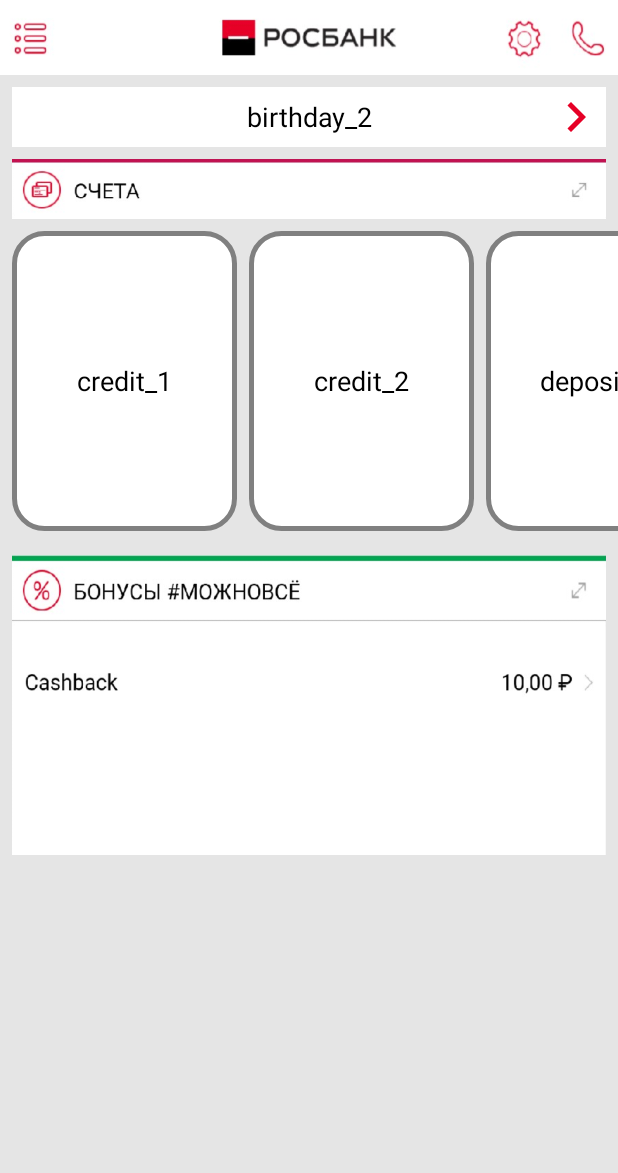
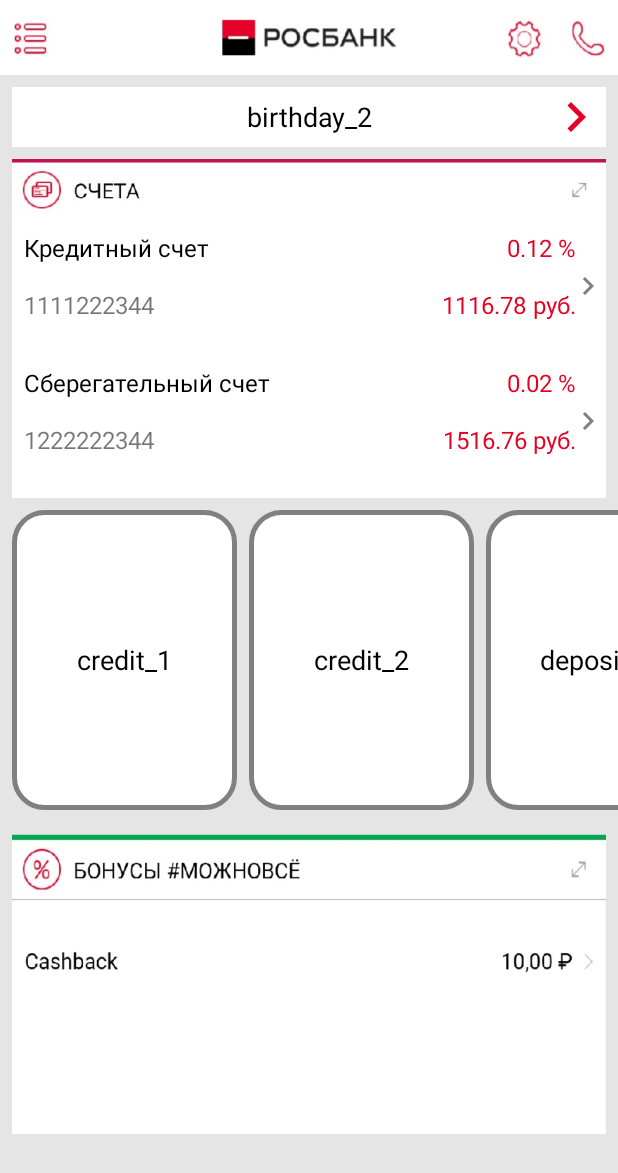
Before and after one commit to IgorBeschastnov/techmadness-2019, an Android app: the MainActivity screen opened directly, with no data from a screen before it, on a phone screen of 412 x 824 dp. Shown: the top 1173 px of the screen. Run offline under Robolectric (Android 15) with nearby library versions, the phone set to English and light mode, and no system bars; our stand-ins replace ButterKnife.

Commit message:
feat: show accounts

```diff
--- a/mobile/app/src/main/java/com/avaskov/techmadness/domain/models/Account.java
+++ b/mobile/app/src/main/java/com/avaskov/techmadness/domain/models/Account.java
@@ -1,12 +1,14 @@
 package com.avaskov.techmadness.domain.models;
 
 public class Account {
+    private int id;
     private String name;
     private float balance;
     private double interest;
     private AccountType type;
 
-    public Account(String name, float balance, double interest, AccountType type) {
+    public Account(int id, String name, float balance, double interest, AccountType type) {
+        this.id = id;
         this.name = name;
         this.balance = balance;
         this.interest = interest;
@@ -28,4 +30,8 @@ public class Account {
     public AccountType getType() {
         return type;
     }
+
+    public int getId() {
+        return id;
+    }
 }
--- a/mobile/app/src/main/java/com/avaskov/techmadness/domain/models/User.java
+++ b/mobile/app/src/main/java/com/avaskov/techmadness/domain/models/User.java
@@ -3,14 +3,20 @@ package com.avaskov.techmadness.domain.models;
 import java.util.List;
 
 public class User {
+    private int id;
     private String login;
     private String address;
     private List<Account> accounts;
 
-    public User(String login, String address, List<Account> accounts) {
+    public User(int id, String login, String address, List<Account> accounts) {
+        this.id = id;
         this.login = login;
         this.address = address;
         this.accounts = accounts;
+    }
+
+    public int getId() {
+        return id;
     }
 
     public String getLogin() {
--- a/mobile/app/src/main/java/com/avaskov/techmadness/domain/repository/UserProfileRepository.java
+++ b/mobile/app/src/main/java/com/avaskov/techmadness/domain/repository/UserProfileRepository.java
@@ -24,11 +24,11 @@ public class UserProfileRepository {
     }
 
     private UserProfileRepository() {
-        this.user = new User("default", "default", new ArrayList<>());
-        user.getAccounts().add(new Account("account_1", 1116.78f, 0.12, AccountType.CREDIT));
-        user.getAccounts().add(new Account("account_2", 1516.76f, 0.02, AccountType.DEPOSIT));
-        user.getAccounts().add(new Account("account_3", 15116.38f, 0.12, AccountType.PAYMENT));
-        user.getAccounts().add(new Account("account_4", 11166.88f, 0.16, AccountType.CREDIT));
+        this.user = new User(1, "default", "default", new ArrayList<>());
+        user.getAccounts().add(new Account(1111222344,"account_1", 1116.78f, 0.12, AccountType.CREDIT));
+        user.getAccounts().add(new Account(1222222344,"account_2", 1516.76f, 0.02, AccountType.DEPOSIT));
+        user.getAccounts().add(new Account(1333222344,"account_3", 15116.38f, 0.12, AccountType.PAYMENT));
+        user.getAccounts().add(new Account(1444222344,"account_4", 11166.88f, 0.16, AccountType.CREDIT));
         this.offers = new ArrayList<>();
         offers.add(new Offer(1, OfferType.CREDIT, "credit_1", new HashMap<>(), 1, ""));
         offers.add(new Offer(2, OfferType.CREDIT, "credit_2", new HashMap<>(), 1, ""));
--- a/mobile/app/src/main/java/com/avaskov/techmadness/presentation/controllers/MainController.java
+++ b/mobile/app/src/main/java/com/avaskov/techmadness/presentation/controllers/MainController.java
@@ -3,6 +3,7 @@ package com.avaskov.techmadness.presentation.controllers;
 import com.avaskov.techmadness.domain.executor.Executor;
 import com.avaskov.techmadness.domain.models.Offer;
 import com.avaskov.techmadness.domain.models.OfferType;
+import com.avaskov.techmadness.domain.models.User;
 import com.avaskov.techmadness.domain.repository.UserProfileRepository;
 import com.avaskov.techmadness.threading.MainThread;
 import com.avaskov.techmadness.ui.activities.MainActivity;
@@ -45,6 +46,10 @@ public class MainController {
                 }
             }
             mainThread.post(() -> view.showCreditDepositOffers(creditDepositOffersList));
+
+            User user = userProfileRepository.getUser();
+
+            mainThread.post(() -> view.showAccounts(user.getAccounts()));
         });
     }
 }
--- a/mobile/app/src/main/java/com/avaskov/techmadness/ui/activities/MainActivity.java
+++ b/mobile/app/src/main/java/com/avaskov/techmadness/ui/activities/MainActivity.java
@@ -11,10 +11,12 @@ import androidx.recyclerview.widget.RecyclerView;
 
 import com.avaskov.techmadness.R;
 import com.avaskov.techmadness.domain.executor.ThreadExecutor;
+import com.avaskov.techmadness.domain.models.Account;
 import com.avaskov.techmadness.domain.models.Offer;
 import com.avaskov.techmadness.domain.repository.UserProfileRepository;
 import com.avaskov.techmadness.presentation.controllers.MainController;
 import com.avaskov.techmadness.threading.MainThreadImpl;
+import com.avaskov.techmadness.ui.adapters.MainAccountAdapter;
 import com.avaskov.techmadness.ui.adapters.MainOfferAdapter;
 
 import java.util.List;
@@ -27,6 +29,9 @@ public class MainActivity extends Activity {
     @BindView(R.id.main_offer_recycler_view)
     RecyclerView recyclerView;
 
+    @BindView(R.id.main_accounts_recycler_view)
+    RecyclerView accountsRecyclerView;
+
     @BindView(R.id.birthday_offer_rl)
     RelativeLayout birthdayLayout;
 
@@ -35,6 +40,7 @@ public class MainActivity extends Activity {
 
     private List<Offer> events;
     private MainOfferAdapter offersAdapter;
+    private MainAccountAdapter mainAccountAdapter;
     private MainController controller;
 
     @Override
@@ -55,6 +61,10 @@ public class MainActivity extends Activity {
         offersAdapter = new MainOfferAdapter();
         recyclerView.setAdapter(offersAdapter);
 
+        accountsRecyclerView.setLayoutManager(new LinearLayoutManager(this));
+        mainAccountAdapter = new MainAccountAdapter();
+        accountsRecyclerView.setAdapter(mainAccountAdapter);
+
         controller.obtainOffers();
 
         birthdayLayout.setGravity(View.GONE);
@@ -68,4 +78,8 @@ public class MainActivity extends Activity {
     public void showCreditDepositOffers(List<Offer> offers) {
         offersAdapter.setItems(offers);
     }
+
+    public void showAccounts(List<Account> accounts) {
+        mainAccountAdapter.setItems(accounts);
+    }
 }
--- /dev/null
+++ b/mobile/app/src/main/java/com/avaskov/techmadness/ui/adapters/MainAccountAdapter.java
@@ -0,0 +1,91 @@
+package com.avaskov.techmadness.ui.adapters;
+
+import android.view.LayoutInflater;
+import android.view.View;
+import android.view.ViewGroup;
+import android.widget.TextView;
+
+import androidx.recyclerview.widget.RecyclerView;
+
+import com.avaskov.techmadness.R;
+import com.avaskov.techmadness.domain.models.Account;
+import com.avaskov.techmadness.domain.models.Offer;
+
+import java.util.ArrayList;
+import java.util.Collection;
+import java.util.List;
+
+import butterknife.BindView;
+import butterknife.ButterKnife;
+
+public class MainAccountAdapter extends RecyclerView.Adapter<MainAccountAdapter.BookmarkViewHolder> {
+    private List<Account> offerList = new ArrayList<>();
+
+    @Override
+    public BookmarkViewHolder onCreateViewHolder(ViewGroup parent, int viewType) {
+        View view = LayoutInflater.from(parent.getContext())
+                .inflate(R.layout.main_account_item, parent, false);
+        return new BookmarkViewHolder(view);
+    }
+
+    @Override
+    public void onBindViewHolder(BookmarkViewHolder holder, int position) {
+        holder.bind(offerList.get(position));
+    }
+
+    @Override
+    public int getItemCount() {
+        return offerList.size();
+    }
+
+    public void setItems(Collection<Account> accounts) {
+        offerList.addAll(accounts);
+        notifyDataSetChanged();
+    }
+
+    public void clearItems() {
+        offerList.clear();
+        notifyDataSetChanged();
+    }
+
+    class BookmarkViewHolder extends RecyclerView.ViewHolder {
+
+        @BindView(R.id.main_account_name_tv)
+        TextView title;
+
+        @BindView(R.id.main_account_interesting_tv)
+        TextView interesing;
+
+        @BindView(R.id.main_account_balance)
+        TextView balance;
+
+        @BindView(R.id.main_account_number_tv)
+        TextView number;
+
+        public BookmarkViewHolder(View itemView) {
+            super(itemView);
+
+            ButterKnife.bind(this, itemView);
+        }
+
+        public void bind(Account account) {
+            switch (account.getType()) {
+                case CREDIT:
+                    title.setText("Кредитный счет");
+                    interesing.setText(String.format("%s %%", account.getInterest()));
+                    break;
+                case DEPOSIT:
+                    title.setText("Сберегательный счет");
+                    interesing.setText(String.format("%s %%", account.getInterest()));
+                    break;
+                case PAYMENT:
+                    title.setText("Счет");
+                    interesing.setVisibility(View.INVISIBLE);
+                    break;
+            }
+
+            balance.setText(String.format("%s руб.", account.getBalance()));
+            number.setText(String.valueOf(account.getId()));
+        }
+    }
+}
--- /dev/null
+++ b/mobile/app/src/main/res/drawable/ic_next_grey.xml
@@ -0,0 +1,5 @@
+<vector android:height="24dp" android:tint="#808080"
+    android:viewportHeight="24.0" android:viewportWidth="24.0"
+    android:width="24dp" xmlns:android="http://schemas.android.com/apk/res/android">
+    <path android:fillColor="#FF000000" android:pathData="M10,6L8.59,7.41 13.17,12l-4.58,4.59L10,18l6,-6z"/>
+</vector>
--- a/mobile/app/src/main/res/layout/activity_main.xml
+++ b/mobile/app/src/main/res/layout/activity_main.xml
@@ -57,6 +57,13 @@
             android:layout_height="40dp"
             android:background="@drawable/accounts_title_img"
             tools:ignore="ContentDescription" />
+
+        <androidx.recyclerview.widget.RecyclerView
+            android:id="@+id/main_accounts_recycler_view"
+            android:layout_width="match_parent"
+            android:layout_height="178dp"
+            android:layout_below="@+id/accounts_title_iv"
+            android:layout_marginBottom="8dp"/>
     </RelativeLayout>
 
     <androidx.recyclerview.widget.RecyclerView
--- /dev/null
+++ b/mobile/app/src/main/res/layout/main_account_item.xml
@@ -0,0 +1,68 @@
+<?xml version="1.0" encoding="utf-8"?>
+<RelativeLayout xmlns:android="http://schemas.android.com/apk/res/android"
+    xmlns:tools="http://schemas.android.com/tools"
+    android:layout_width="match_parent"
+    android:layout_height="90dp"
+    android:orientation="vertical">
+
+    <TextView
+        android:id="@+id/main_account_name_tv"
+        android:layout_width="wrap_content"
+        android:layout_height="wrap_content"
+        android:layout_marginStart="8dp"
+        android:layout_marginTop="8dp"
+        android:text="Текущий счет"
+        android:textColor="@color/black"
+        android:textSize="16sp"
+        tools:ignore="HardcodedText" />
+
+    <TextView
+        android:id="@+id/main_account_number_tv"
+        android:layout_width="wrap_content"
+        android:layout_height="wrap_content"
+        android:layout_below="@id/main_account_name_tv"
+        android:layout_marginStart="8dp"
+        android:layout_marginTop="16dp"
+        android:text="99999 999 9 99999999999"
+        android:textSize="16sp"
+        tools:ignore="HardcodedText" />
+
+    <TextView
+        android:id="@+id/main_account_interesting_tv"
+        android:layout_width="wrap_content"
+        android:layout_height="wrap_content"
+        android:layout_alignParentEnd="true"
+        android:layout_marginTop="8dp"
+        android:layout_marginEnd="20dp"
+        android:text="10%"
+        android:textColor="@color/red"
+        android:textSize="16sp"
+        tools:ignore="HardcodedText" />
+
+    <TextView
+        android:id="@+id/main_account_balance"
+        android:layout_width="wrap_content"
+        android:layout_height="wrap_content"
+        android:layout_below="@id/main_account_interesting_tv"
+        android:layout_alignParentEnd="true"
+        android:layout_marginTop="16dp"
+        android:layout_marginEnd="20dp"
+        android:text="1322,47 руб"
+        android:textColor="@color/red"
+        android:textSize="16sp"
+        tools:ignore="HardcodedText" />
+
+    <ImageView
+        android:id="@+id/next_grey_img"
+        android:layout_width="24dp"
+        android:layout_height="24dp"
+        android:layout_centerVertical="true"
+        android:background="@drawable/ic_next_grey"
+        android:layout_alignParentEnd="true"
+        tools:ignore="ContentDescription" />
+
+    <View
+        android:layout_width="match_parent"
+        android:layout_height="1dp"
+        android:layout_alignParentBottom="true" />
+</RelativeLayout>
```
